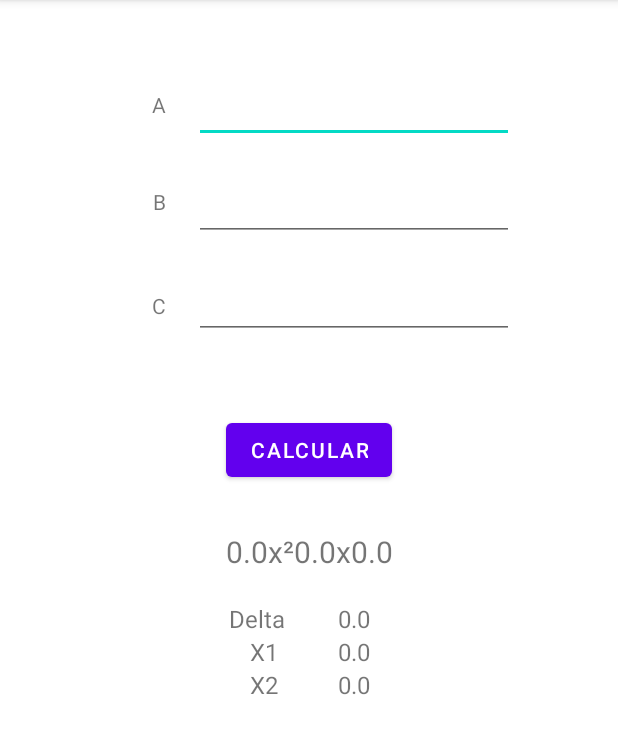
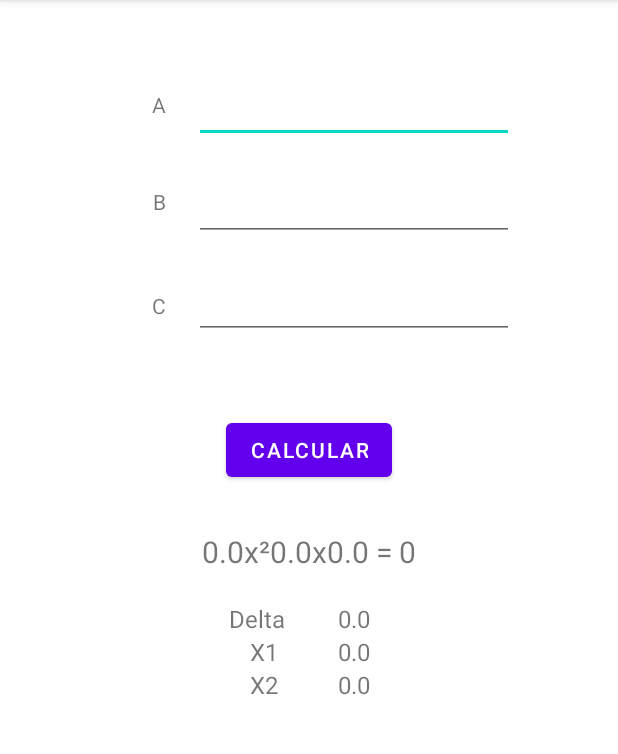
Before and after one commit to pQuintans/materiais-android, an Android app: the screen it shows after launch (MainActivity), after a tap on "CALCULAR", on a phone screen of 412 x 824 dp, the part 84-838 px from its top. Run offline under Robolectric (Android 15) with nearby library versions, the phone set to English and light mode, and no system bars; 3 statements that could not run were skipped.

Commit message:
Finalização Projeto da Calculadora

```diff
--- a/CalculadoraSegundoGrau/app/src/main/java/com/example/calculadorasegundograu/MainActivity.java
+++ b/CalculadoraSegundoGrau/app/src/main/java/com/example/calculadorasegundograu/MainActivity.java
@@ -29,7 +29,7 @@ public class MainActivity extends AppCompatActivity {
         double bValue = Double.parseDouble(b.getText().toString());
         double cValue = Double.parseDouble(c.getText().toString());
 
-        equacao.setText(aValue + (bValue > 0 ? "x²+" : "x²") +  bValue + (cValue > 0 ? "x+" : "x") + cValue);
+        equacao.setText(aValue + (bValue > 0 ? "x²+" : "x²") +  bValue + (cValue > 0 ? "x+" : "x") + cValue + " = 0");
 
         double deltaValue = Math.pow(bValue, 2) - (4 * aValue * cValue);
 
```
